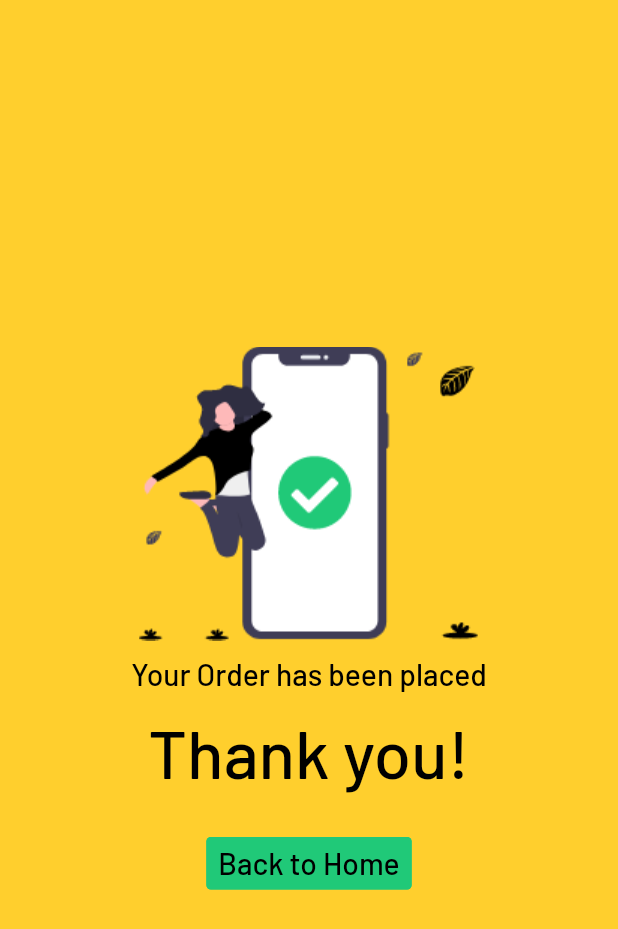
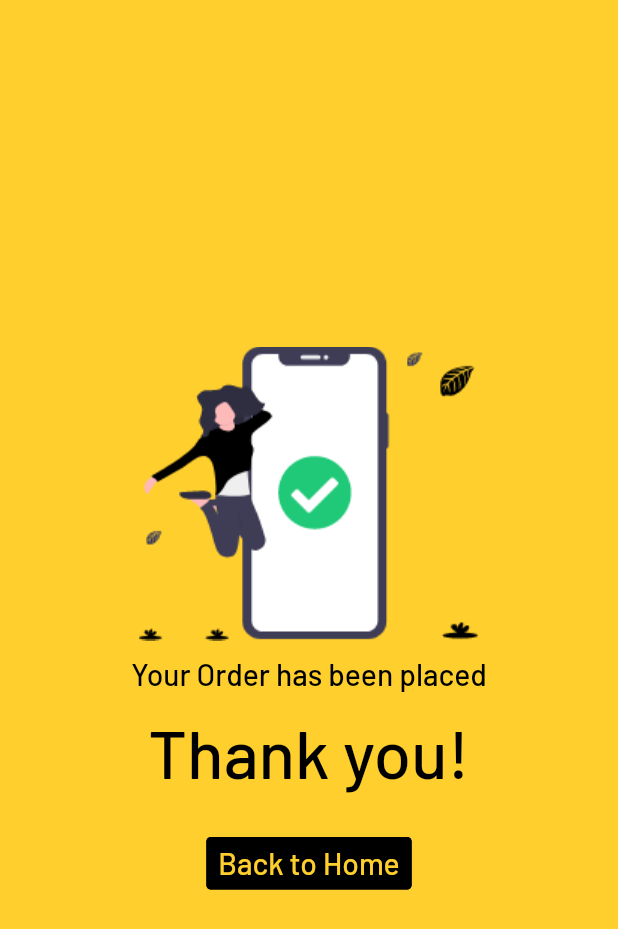
Before and after one commit to deepikahr/grocery-app, a Flutter app: the Thankyou screen opened directly, on a phone screen of 412 x 824 dp. Shown: the top 929 px of the screen. Run offline on Flutter 3.47's test engine with Material 2 defaults, Android fonts, the phone set to English and light mode, and no system bars; our stand-ins replace dotted_border, flutter_rating_bar, flutter_svg, getflutter, google_maps_flutter, image_picker and 5 more; missing offline and left inert: flutter_map_picker, geocoder, onesignal_flutter, pin_entry_text_field, stripe_payment; accounts and stored records are empty; network calls fail; project files that could hold a hidden picture were left out.

Commit message:
image issues fixed

```diff
--- a/lib/screens/product/all_products.dart
+++ b/lib/screens/product/all_products.dart
@@ -307,7 +307,7 @@ class _AllProductsState extends State<AllProducts> {
                       gridDelegate: SliverGridDelegateWithFixedCrossAxisCount(
                           crossAxisCount: 2,
                           childAspectRatio:
-                              MediaQuery.of(context).size.width / 500,
+                              MediaQuery.of(context).size.width / 520,
                           crossAxisSpacing: 16,
                           mainAxisSpacing: 16),
                       itemBuilder: (BuildContext context, int i) {
--- a/lib/screens/product/product-details.dart
+++ b/lib/screens/product/product-details.dart
@@ -478,7 +478,7 @@ class _ProductDetailsState extends State<ProductDetails>
                                   )
                                 ],
                                 image: new DecorationImage(
-                                  fit: BoxFit.fill,
+                                  fit: BoxFit.cover,
                                   image: new NetworkImage(
                                     productDetail['filePath'] == null
                                         ? productDetail['imageUrl']
--- a/lib/screens/tab/mycart.dart
+++ b/lib/screens/tab/mycart.dart
@@ -483,7 +483,7 @@ class _MyCartState extends State<MyCart> {
                                                   )
                                                 ],
                                                 image: DecorationImage(
-                                                  fit: BoxFit.fill,
+                                                  fit: BoxFit.cover,
                                                   image: cartItem['cart'][i][
                                                                   'filePath'] ==
                                                               null &&
--- a/lib/screens/thank-you/thankyou.dart
+++ b/lib/screens/thank-you/thankyou.dart
@@ -50,10 +50,10 @@ class _ThankyouState extends State<Thankyou> {
                     ),
                     (Route<dynamic> route) => false);
               },
-              color: green,
+              color: Colors.black,
               child: Text(
                 MyLocalizations.of(context).backToHome,
-                style: textbarlowMediumBlack(),
+                style: textbarlowMediumPrimary(),
               ),
             ),
           ],
--- a/lib/style/style.dart
+++ b/lib/style/style.dart
@@ -1018,6 +1018,15 @@ TextStyle textbarlowMediumBlack() {
   );
 }
 
+TextStyle textbarlowMediumPrimary() {
+  return TextStyle(
+    fontSize: 20.0,
+    fontWeight: FontWeight.w400,
+    fontFamily: 'BarlowMedium',
+    color: primary,
+  );
+}
+
 TextStyle textbarlowMediumBlackm() {
   return TextStyle(
     fontSize: 14.0,
--- a/lib/widgets/dealsCard.dart
+++ b/lib/widgets/dealsCard.dart
@@ -47,9 +47,9 @@ class DealsCard extends StatelessWidget {
                   ? Image.asset(nullImage)
                   : Image.network(
                       Constants.IMAGE_URL_PATH + "tr:dpr-auto,tr:w-500" + image,
-                      fit: BoxFit.fill,
-                      height: 220,
-                      width: MediaQuery.of(context).size.width,
+                      fit: BoxFit.cover,
+//                      height: 220,
+//                      width: MediaQuery.of(context).size.width,
                     ),
             ),
             Padding(
--- a/lib/widgets/productCard.dart
+++ b/lib/widgets/productCard.dart
@@ -57,7 +57,7 @@ class ProductCard extends StatelessWidget {
                   const BorderRadius.vertical(top: Radius.circular(12)),
               child: Image.network(
                 Constants.IMAGE_URL_PATH + "tr:dpr-auto,tr:w-500" + image,
-                fit: BoxFit.fill,
+                fit: BoxFit.cover,
               ),
             ),
             Padding(
```
Also changed, not shown: lib/screens/tab/store.dart (+5 -3 lines), pubspec.lock.
